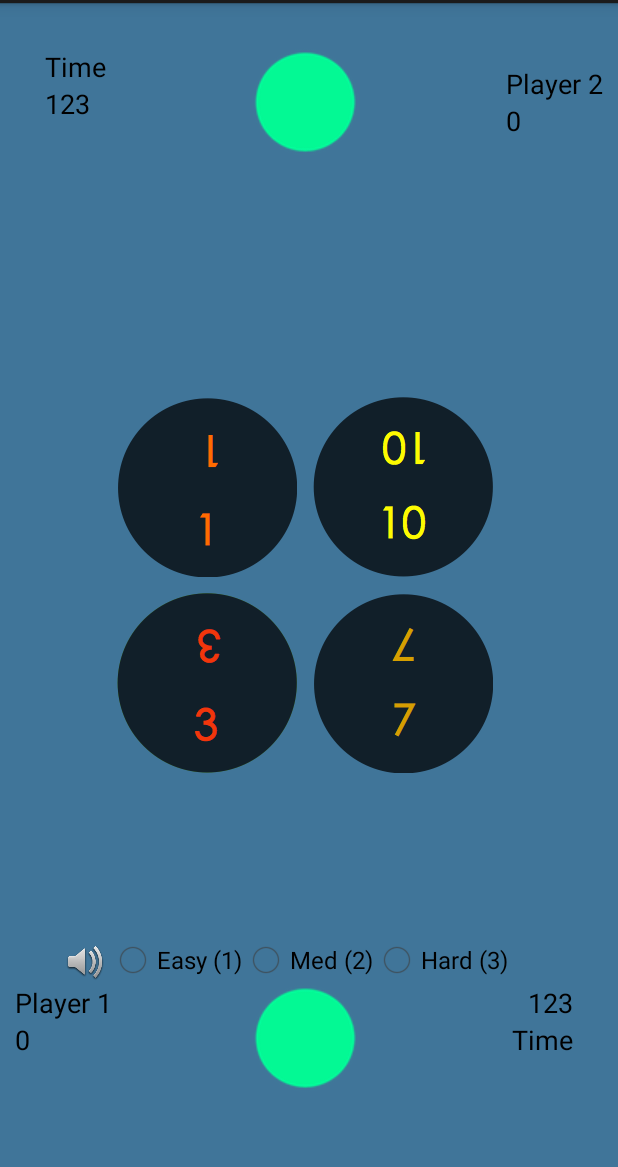
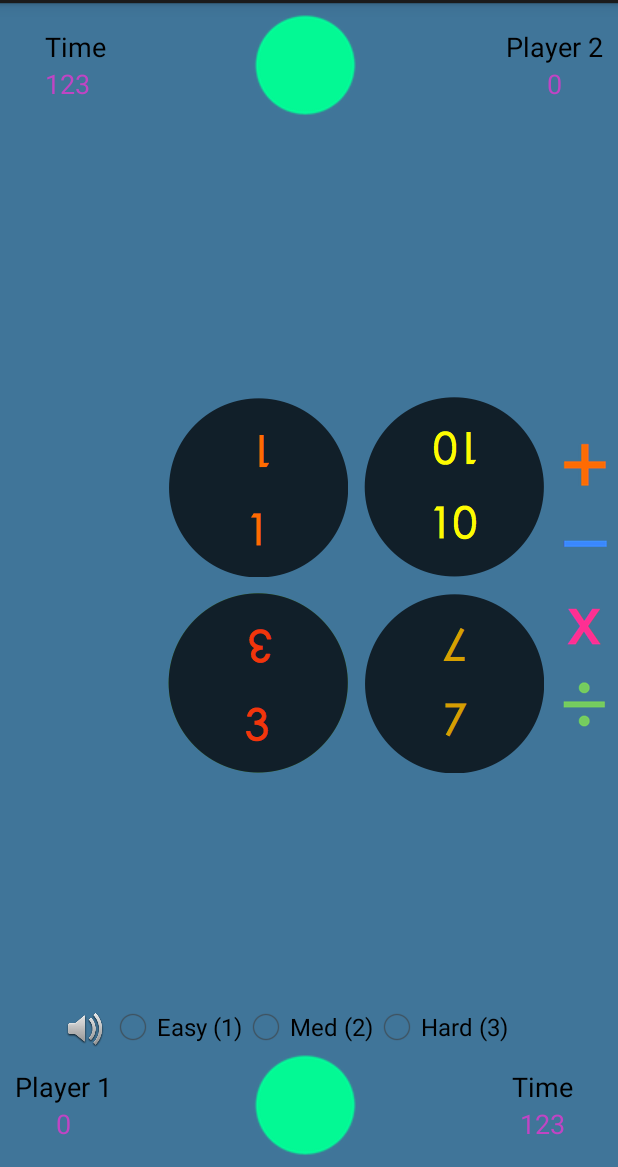
Before and after one commit to tonytamsf/android-Math-Get-To-24, an Android app: the layout activity_math24.xml on its own in the app's theme, with its tools: preview values and no code run, on a phone screen of 412 x 824 dp, the part 69-1236 px from its top. Run offline under Robolectric (Android 15) with nearby library versions, the phone set to English and light mode, and no system bars.

Commit message:
- switch to Android Studio beta - layout cleanup

```diff
--- a/app/build.gradle
+++ b/app/build.gradle
@@ -19,5 +19,5 @@ android {
 }
 
 dependencies {
-    compile 'com.android.support:support-v4:+'
+    compile 'com.android.support:support-v4:19+'
 }
--- a/app/src/main/AndroidManifest.xml
+++ b/app/src/main/AndroidManifest.xml
@@ -12,8 +12,10 @@
         android:allowBackup="true"
         android:icon="@drawable/ic_launcher"
         android:label="@string/app_name"
-        android:theme="@style/AppTheme" >
+        android:theme="@style/AppTheme"
+        >
         <activity
+            android:screenOrientation="landscape"
             android:name="com.wordpress.tonytam.mathgetto24.Math24"
             android:configChanges="orientation|keyboardHidden|screenSize"
             android:label="@string/app_name" >
--- a/app/src/main/java/com/wordpress/tonytam/mathgetto24/Math24.java
+++ b/app/src/main/java/com/wordpress/tonytam/mathgetto24/Math24.java
@@ -169,19 +169,21 @@ public class Math24 extends Activity implements SwipeInterface {
         Log.d(TAG, "player2GotAnswer");
     }
 
-    public void hideCards () {
-        this.numNW.setVisibility(View.INVISIBLE);
-        this.numSW.setVisibility(View.INVISIBLE);
-        this.numNE.setVisibility(View.INVISIBLE);
-        this.numSE.setVisibility(View.INVISIBLE);
+    /*
+     * Show or hide cards
+     * @param visibility View.INVISIBLE | View.VISIBLE
+     */
+    public void setCardVisbility(int visibility) {
+        this.numNW.setVisibility(visibility);
+        this.numSW.setVisibility(visibility);
+        this.numNE.setVisibility(visibility);
+        this.numSE.setVisibility(visibility);
     }
 
-    public void showCards () {
-        this.numNW.setVisibility(View.VISIBLE);
-        this.numSW.setVisibility(View.VISIBLE);
-        this.numNE.setVisibility(View.VISIBLE);
-        this.numSE.setVisibility(View.VISIBLE);
-    }
+
+    /*
+     * Call this when the data model changes
+     */
     public void refreshGameUI ( ) {
         this.numNW.setBackgroundResource(this.numberDrawables[game.hand[0].rank]);
         this.numNE.setBackgroundResource(this.numberDrawables[game.hand[1].rank]);
@@ -193,6 +195,7 @@ public class Math24 extends Activity implements SwipeInterface {
         this.player1Score.setText( String.valueOf( game.player1Score ));
         this.player2Score.setText( String.valueOf( game.player2Score ));
     }
+
     @Override
     protected void onPostCreate(Bundle savedInstanceState) {
         super.onPostCreate(savedInstanceState);
@@ -269,7 +272,7 @@ public class Math24 extends Activity implements SwipeInterface {
 
             protected void onPreExecute() {
                 i = 0;
-                Math24.this.hideCards();
+                // TODO Math24.this.hideCards();
             }
             protected Long doInBackground(Math24... o) {
                 Math24 mathGame = (Math24) o[0];
@@ -288,13 +291,15 @@ public class Math24 extends Activity implements SwipeInterface {
 
                 // mProgress.setVisibility(View.INVISIBLE);
 
-                Math24.this.showCards();
+                //Math24.this.showCards();
 
             }
         }
 
         new DealTask().execute(this);
     }
+
+
     @Override
     public void top2bottom(View v) {
         Log.d("Math24", "top2bottom");
--- a/app/src/main/res/layout/activity_math24.xml
+++ b/app/src/main/res/layout/activity_math24.xml
@@ -81,7 +81,8 @@
                 android:layout_centerInParent="true"
                 android:layout_marginTop="5dp"
                 android:layout_margin="5dp"
-                android:id="@+id/numberLayout">
+                android:id="@+id/numberLayout"
+                android:layout_toLeftOf="@+id/operatorLayout">
 
                 <Button
                     android:layout_width="wrap_content"
@@ -90,7 +91,8 @@
                     android:layout_row="1"
                     android:layout_column="4"
                     android:background="@drawable/num_10"
-                    android:layout_margin="5dp" />
+                    android:layout_marginBottom="5dp"
+                    android:layout_marginLeft="5dp" />
 
                 <LinearLayout
                     android:orientation="vertical"
@@ -111,7 +113,7 @@
                     android:layout_row="1"
                     android:layout_column="1"
                     android:background="@drawable/num_1"
-                    android:layout_margin="5dp" />
+                    android:layout_marginBottom="5dp" />
 
                 <Button
                     android:layout_width="wrap_content"
@@ -120,7 +122,8 @@
                     android:layout_row="2"
                     android:layout_column="4"
                     android:background="@drawable/num_7"
-                    android:layout_margin="5dp" />
+                    android:layout_marginLeft="5dp"
+                    android:layout_marginTop="5dp" />
 
                 <Button
                     android:layout_width="wrap_content"
@@ -129,7 +132,8 @@
                     android:layout_row="2"
                     android:layout_column="1"
                     android:background="@drawable/num_3"
-                    android:layout_margin="5dp" />
+                    android:layout_marginTop="5dp"
+                    android:layout_marginRight="5dp" />
             </GridLayout>
 
             <FrameLayout
@@ -138,7 +142,7 @@
                 android:id="@+id/player2Area"
                 android:layout_alignParentTop="true"
                 android:layout_centerHorizontal="true"
-                android:layout_marginTop="30dp"
+                android:layout_marginTop="5dp"
                 android:layout_marginLeft="10dp"
                 android:layout_marginRight="10dp">
 
@@ -154,8 +158,9 @@
                 <LinearLayout
                     android:orientation="vertical"
                     android:layout_width="wrap_content"
-                    android:layout_height="fill_parent"
-                    android:layout_marginLeft="20dp">
+                    android:layout_height="wrap_content"
+                    android:layout_marginLeft="20dp"
+                    android:layout_gravity="center_vertical">
 
                     <TextView
                         android:layout_width="wrap_content"
@@ -169,7 +174,9 @@
                         android:layout_height="wrap_content"
                         android:textAppearance="?android:attr/textAppearanceMedium"
                         android:text="123"
-                        android:id="@+id/player2Timer" />
+                        android:id="@+id/player2Timer"
+                        android:textColor="#ffc045c4"
+                        android:gravity="center" />
                 </LinearLayout>
 
                 <LinearLayout
@@ -184,7 +191,7 @@
                         android:layout_height="wrap_content"
                         android:textAppearance="?android:attr/textAppearanceMedium"
                         android:text="Player 2"
-                        android:id="@+id/player2Name" />
+                        android:id="@+id/player2Label" />
 
                     <TextView
                         android:layout_width="fill_parent"
@@ -193,7 +200,9 @@
                         android:text="0"
                         android:id="@+id/player2Score"
                         android:layout_gravity="center_horizontal"
-                        android:textAlignment="center" />
+                        android:textAlignment="center"
+                        android:textColor="#ffc045c4"
+                        android:gravity="center" />
                 </LinearLayout>
             </FrameLayout>
 
@@ -204,7 +213,7 @@
                 android:layout_alignParentBottom="true"
                 android:layout_centerHorizontal="true"
                 android:id="@+id/player1Area"
-                android:layout_marginBottom="50dp"
+                android:layout_marginBottom="5dp"
                 android:layout_marginLeft="10dp"
                 android:layout_marginRight="10dp">
 
@@ -223,43 +232,46 @@
                     android:orientation="vertical"
                     android:layout_width="wrap_content"
                     android:layout_height="wrap_content"
-                    android:layout_gravity="right"
+                    android:layout_gravity="center_vertical|right"
                     android:layout_marginRight="20dp">
 
                     <TextView
                         android:layout_width="wrap_content"
                         android:layout_height="wrap_content"
                         android:textAppearance="?android:attr/textAppearanceMedium"
-                        android:text="123"
-                        android:id="@+id/player1Timer"
+                        android:text="Time"
+                        android:id="@+id/player1TimerLabel"
                         android:layout_gravity="right"
                         android:layout_alignParentLeft="true"
                         android:layout_alignParentTop="true" />
 
                     <TextView
-                        android:layout_width="wrap_content"
+                        android:layout_width="fill_parent"
                         android:layout_height="wrap_content"
                         android:textAppearance="?android:attr/textAppearanceMedium"
-                        android:text="Time"
-                        android:id="@+id/textView7"
+                        android:text="123"
+                        android:id="@+id/player1Timer"
                         android:editable="false"
                         android:maxLines="1"
-                        android:layout_gravity="right"
+                        android:layout_gravity="center_horizontal|right"
                         android:layout_alignParentLeft="true"
-                        android:layout_alignParentTop="true" />
+                        android:layout_alignParentTop="true"
+                        android:textColor="#ffc045c4"
+                        android:gravity="center" />
                 </LinearLayout>
 
                 <LinearLayout
                     android:orientation="vertical"
                     android:layout_width="wrap_content"
-                    android:layout_height="wrap_content">
+                    android:layout_height="wrap_content"
+                    android:layout_gravity="center_vertical">
 
                     <TextView
                         android:layout_width="wrap_content"
                         android:layout_height="wrap_content"
                         android:textAppearance="?android:attr/textAppearanceMedium"
                         android:text="Player 1"
-                        android:id="@+id/textView" />
+                        android:id="@+id/player1Label" />
 
                     <TextView
                         android:layout_width="fill_parent"
@@ -268,7 +280,9 @@
                         android:text="0"
                         android:id="@+id/player1Score"
                         android:layout_gravity="center_horizontal"
-                        android:textAlignment="center" />
+                        android:textAlignment="center"
+                        android:textColor="#ffc045c4"
+                        android:gravity="center" />
                 </LinearLayout>
             </FrameLayout>
 
@@ -323,6 +337,51 @@
                 android:background="@drawable/sound"
                 android:layout_alignBottom="@+id/gameLevelRadioGroup" />
 
+            <LinearLayout
+                android:orientation="vertical"
+                android:layout_width="wrap_content"
+                android:layout_height="wrap_content"
+                android:layout_alignParentRight="false"
+                android:layout_alignParentEnd="true"
+                android:id="@+id/operatorLayout"
+                android:layout_marginRight="5dp"
+                android:layout_centerVertical="true">
+
+                <ImageButton
+                    android:layout_width="wrap_content"
+                    android:layout_height="wrap_content"
+                    android:id="@+id/operatorPlus"
+                    android:background="@drawable/plus"
+                    android:layout_marginBottom="10dp"
+                    android:layout_gravity="top" />
+
+                <ImageButton
+                    android:layout_width="wrap_content"
+                    android:layout_height="wrap_content"
+                    android:id="@+id/operatorMinus"
+                    android:background="@drawable/minus"
+                    android:layout_marginBottom="10dp"
+                    android:layout_marginTop="10dp" />
+
+                <ImageButton
+                    android:layout_width="wrap_content"
+                    android:layout_height="wrap_content"
+                    android:id="@+id/operatorMultiply"
+                    android:background="@drawable/multiply"
+                    android:layout_marginTop="10dp"
+                    android:layout_marginBottom="10dp" />
+
+                <ImageButton
+                    android:layout_width="wrap_content"
+                    android:layout_height="wrap_content"
+                    android:id="@+id/operatorDivide"
+                    android:background="@drawable/divide"
+                    android:focusableInTouchMode="true"
+                    android:adjustViewBounds="true"
+                    android:layout_gravity="bottom"
+                    android:layout_marginTop="10dp" />
+            </LinearLayout>
+
         </RelativeLayout>
     </LinearLayout>
 
--- a/build.gradle
+++ b/build.gradle
@@ -4,7 +4,7 @@ buildscript {
         mavenCentral()
     }
     dependencies {
-        classpath 'com.android.tools.build:gradle:0.11.+'
+        classpath 'com.android.tools.build:gradle:0.12.+'
     }
 }
 
```
Also changed, not shown: gradle/wrapper/gradle-wrapper.properties, 2 other files.
